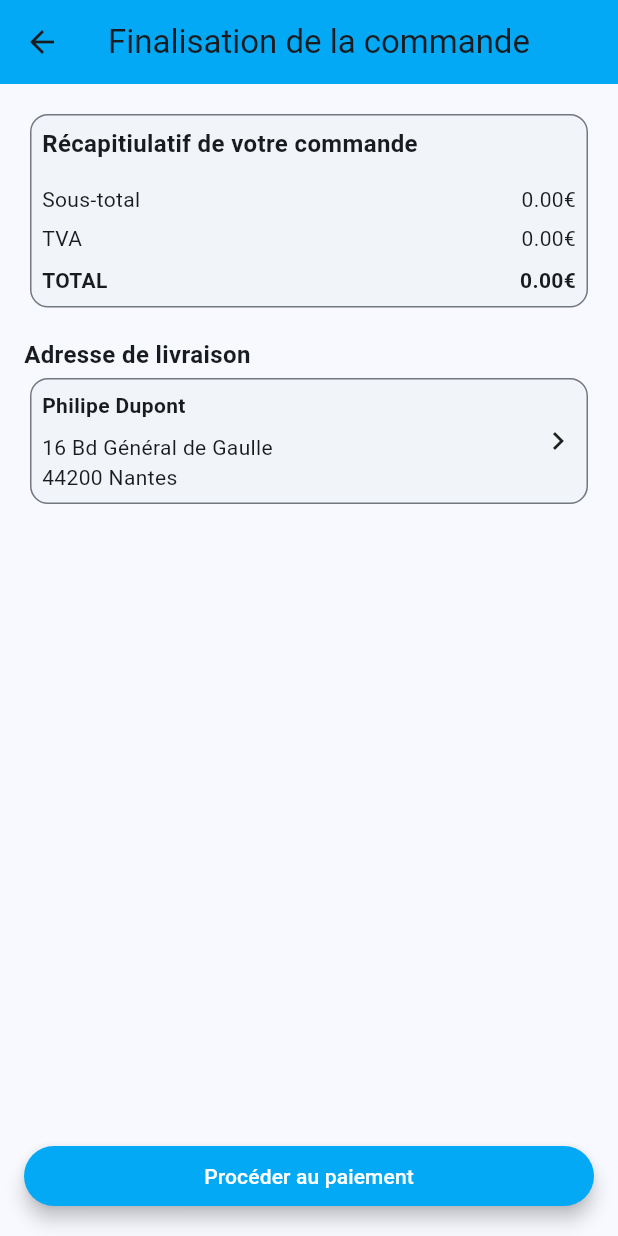
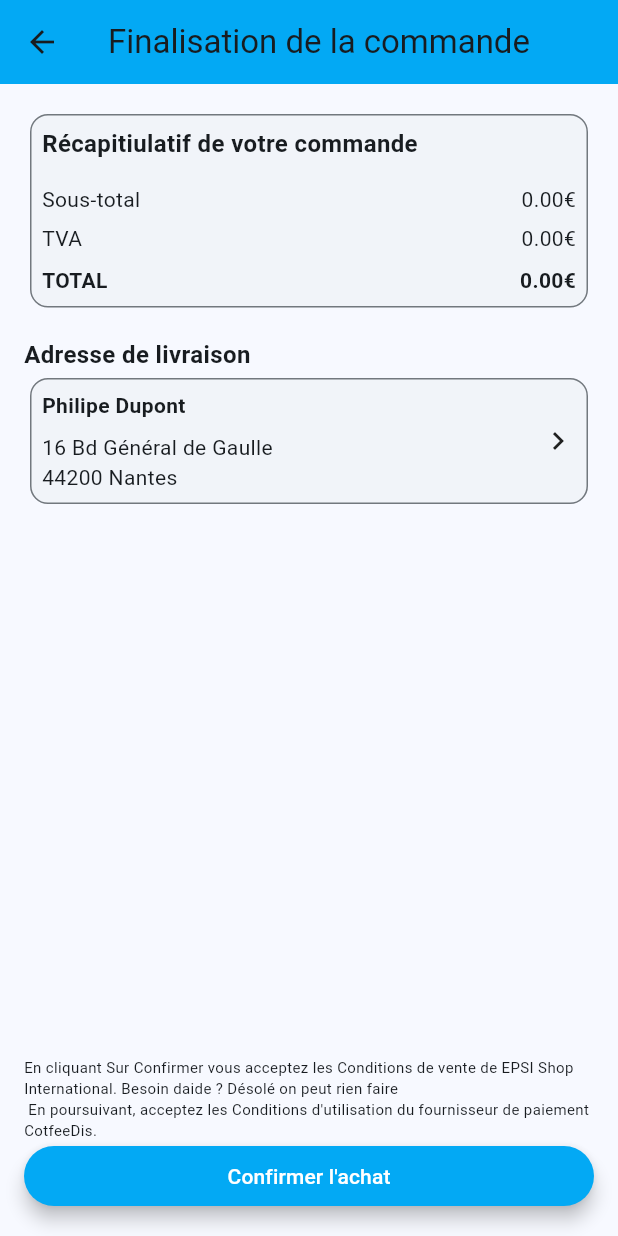
Before and after one commit to QuentinVdr/epsi_shop, a Flutter app: the PaymentPage screen opened by its route, on a phone screen of 412 x 824 dp. Run offline on Flutter 3.47's test engine with Material 3 defaults, Android fonts, the phone set to English and light mode, and no system bars; our stand-ins replace flutter_map, go_router, latlong2; network calls fail.

Commit message:
🎉 Add payment confirmation message and button text change
- Added a new aligned text widget to display the payment confirmation message in French.
- Changed the text of the elevated button from 'Procéder au paiement' to 'Confirmer l'achat'.

```diff
--- a/lib/pages/payment_page.dart
+++ b/lib/pages/payment_page.dart
@@ -29,6 +29,11 @@ class PaymentPage extends StatelessWidget {
               ),
               const AdresseCard(),
               Spacer(),
+              const Align(
+                  alignment: Alignment.centerLeft,
+                  child: Text(
+                      "En cliquant Sur Confirmer vous acceptez les Conditions de vente de EPSI Shop International. Besoin daide ? Désolé on peut rien faire \n En poursuivant, acceptez les Conditions d'utilisation du fournisseur de paiement CotfeeDis.",
+                      style: TextStyle(fontSize: 10))),
               ElevatedButton(
                   onPressed: () => {},
                   style: ElevatedButton.styleFrom(
@@ -38,7 +43,7 @@ class PaymentPage extends StatelessWidget {
                   child: const Row(
                     children: [
                       Spacer(),
-                      Text('Procéder au paiement'),
+                      Text("Confirmer l'achat"),
                       Spacer(),
                     ],
                   )),
```
